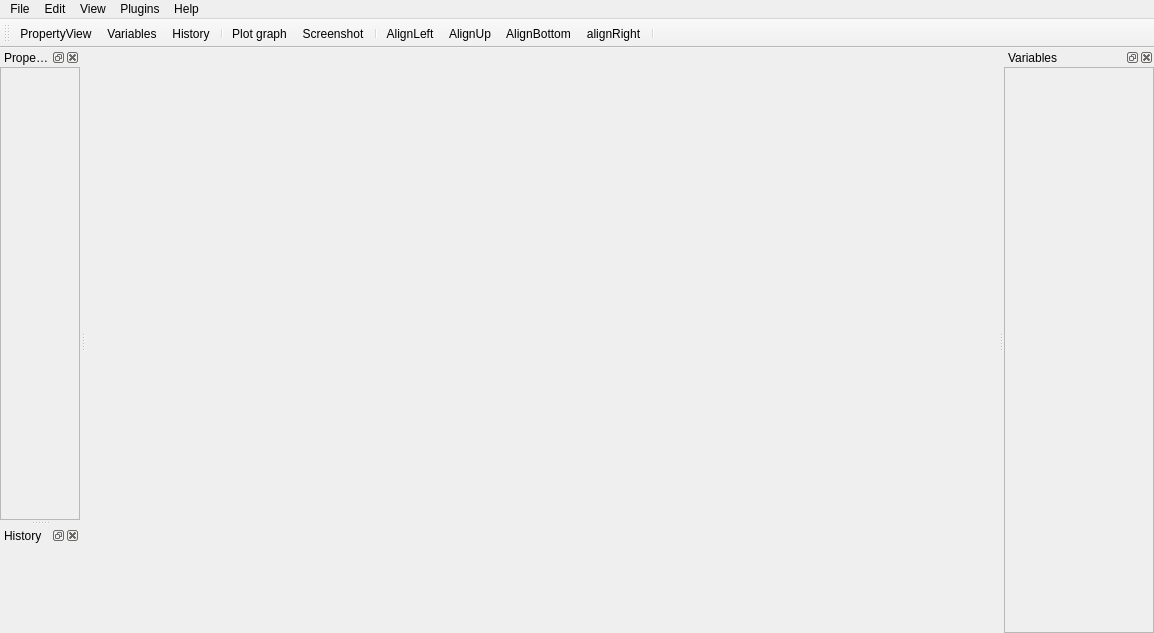
Old version of the form PyFlow/UI/GraphEditor_ui.ui in the repository jpdoiron/PyFlowP3.
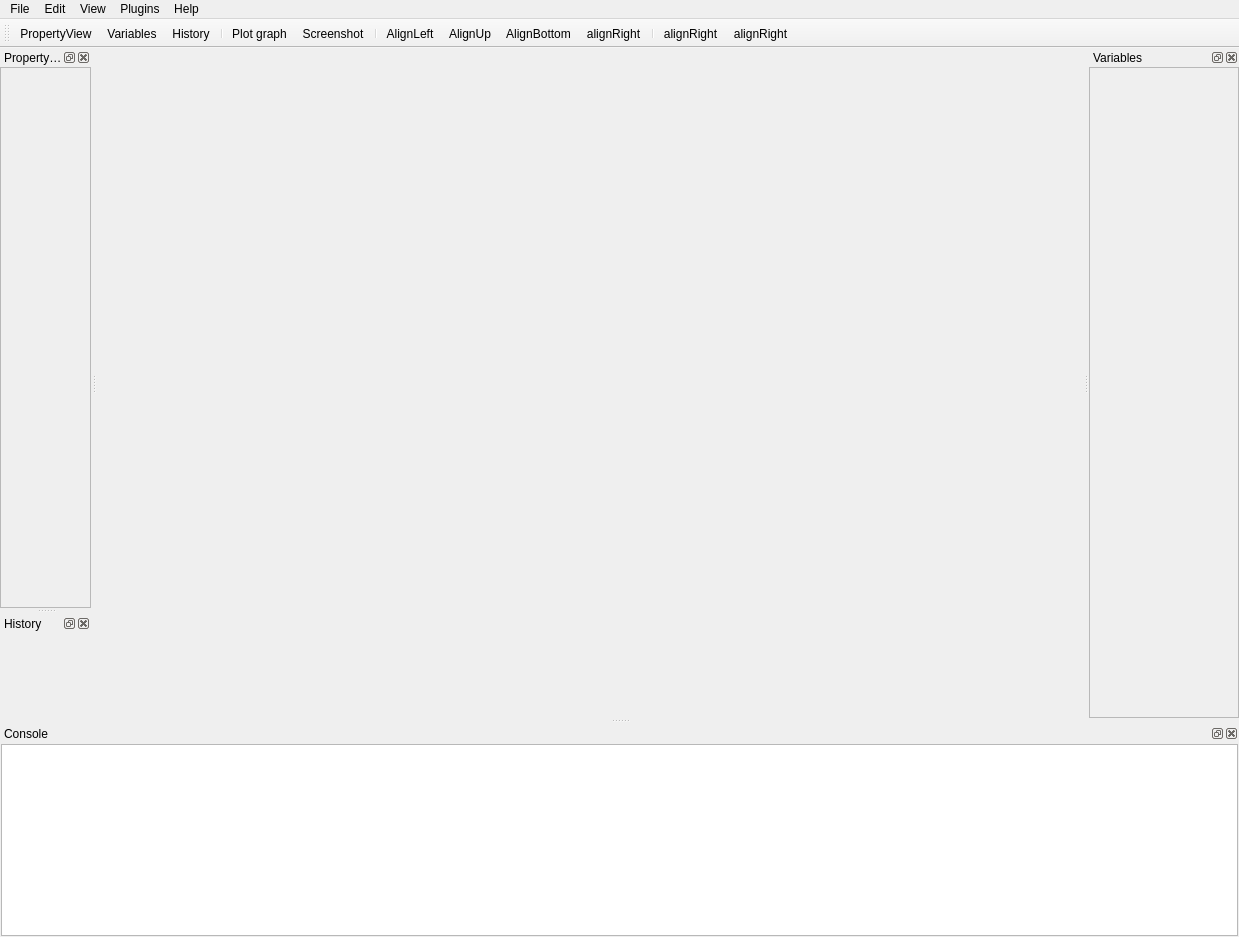
New version of the form. Icons and pictures are not drawn.

Commit message: serialisation history in pickle, base64 added node : show_history added icons: play / stop added console in editor change back threading to Qthread to support Signal for console Added Qthread terminate support in case of a failed node fix convert nodes names Added ctrl-K to kill process Redirect stdout to console

Patch:
```diff
--- a/PyFlow/UI/GraphEditor_ui.ui
+++ b/PyFlow/UI/GraphEditor_ui.ui
@@ -9,8 +9,8 @@
    <rect>
     <x>0</x>
     <y>0</y>
-    <width>1154</width>
-    <height>633</height>
+    <width>1239</width>
+    <height>937</height>
    </rect>
   </property>
   <property name="windowTitle">
@@ -86,8 +86,8 @@
     <rect>
      <x>0</x>
      <y>0</y>
-     <width>1154</width>
-     <height>21</height>
+     <width>1239</width>
+     <height>26</height>
     </rect>
    </property>
    <widget class="QMenu" name="menuEdit">
@@ -159,6 +159,8 @@
    <addaction name="actionAlignBottom"/>
    <addaction name="actionAlignRight"/>
    <addaction name="separator"/>
+   <addaction name="ActionRun"/>
+   <addaction name="ActionStop"/>
   </widget>
   <widget class="QDockWidget" name="dockWidgetVariables">
    <property name="minimumSize">
@@ -204,7 +206,7 @@
           <x>0</x>
           <y>0</y>
           <width>148</width>
-          <height>554</height>
+          <height>618</height>
          </rect>
         </property>
         <property name="sizePolicy">
@@ -239,8 +241,8 @@
   <widget class="QDockWidget" name="dockWidgetNodeView">
    <property name="minimumSize">
     <size>
-     <width>80</width>
-     <height>93</height>
+     <width>91</width>
+     <height>113</height>
     </size>
    </property>
    <property name="allowedAreas">
@@ -279,8 +281,8 @@
          <rect>
           <x>0</x>
           <y>0</y>
-          <width>78</width>
-          <height>383</height>
+          <width>89</width>
+          <height>439</height>
          </rect>
         </property>
         <layout class="QGridLayout" name="gridLayout_4">
@@ -346,6 +348,42 @@
     </layout>
    </widget>
   </widget>
+  <widget class="QDockWidget" name="dockWidgetConsole">
+   <property name="windowTitle">
+    <string>Console</string>
+   </property>
+   <attribute name="dockWidgetArea">
+    <number>8</number>
+   </attribute>
+   <widget class="QWidget" name="dockWidgetContents_3">
+    <property name="sizePolicy">
+     <sizepolicy hsizetype="Preferred" vsizetype="Expanding">
+      <horstretch>0</horstretch>
+      <verstretch>0</verstretch>
+     </sizepolicy>
+    </property>
+    <layout class="QGridLayout" name="gridLayout_6">
+     <property name="leftMargin">
+      <number>1</number>
+     </property>
+     <property name="topMargin">
+      <number>1</number>
+     </property>
+     <property name="rightMargin">
+      <number>1</number>
+     </property>
+     <property name="bottomMargin">
+      <number>1</number>
+     </property>
+     <property name="spacing">
+      <number>1</number>
+     </property>
+     <item row="0" column="0">
+      <widget class="QTextEdit" name="ConsoleEdit"/>
+     </item>
+    </layout>
+   </widget>
+  </widget>
   <action name="actionDelete">
    <property name="icon">
     <iconset resource="nodes_res.qrc">
@@ -463,6 +501,25 @@
     <string>alignRight</string>
    </property>
   </action>
+  <action name="ActionRun">
+   <property name="icon">
+    <iconset resource="nodes_res.qrc">
+     <normaloff>:/icons/resources/play.png</normaloff>
+     <normalon>:/icons/resources/stop.png</normalon>:/icons/resources/play.png</iconset>
+   </property>
+   <property name="text">
+    <string>alignRight</string>
+   </property>
+  </action>
+  <action name="ActionStop">
+   <property name="icon">
+    <iconset resource="nodes_res.qrc">
+     <normaloff>:/icons/resources/alignright.png</normaloff>:/icons/resources/alignright.png</iconset>
+   </property>
+   <property name="text">
+    <string>alignRight</string>
+   </property>
+  </action>
   <action name="actionNew_Node">
    <property name="icon">
     <iconset resource="nodes_res.qrc">
```
Left out of the diff: 6 changed lines with no effect on the pictures. The commit also changes 26 other files.
